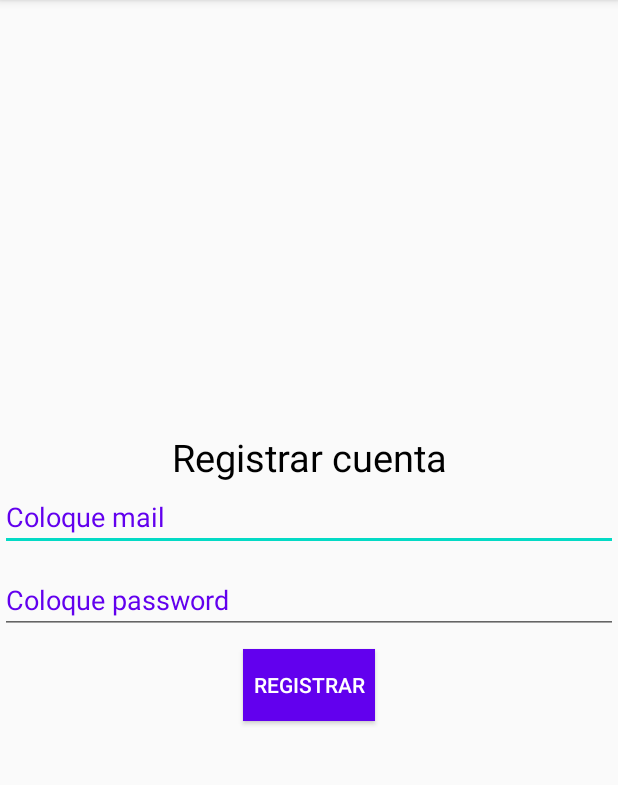
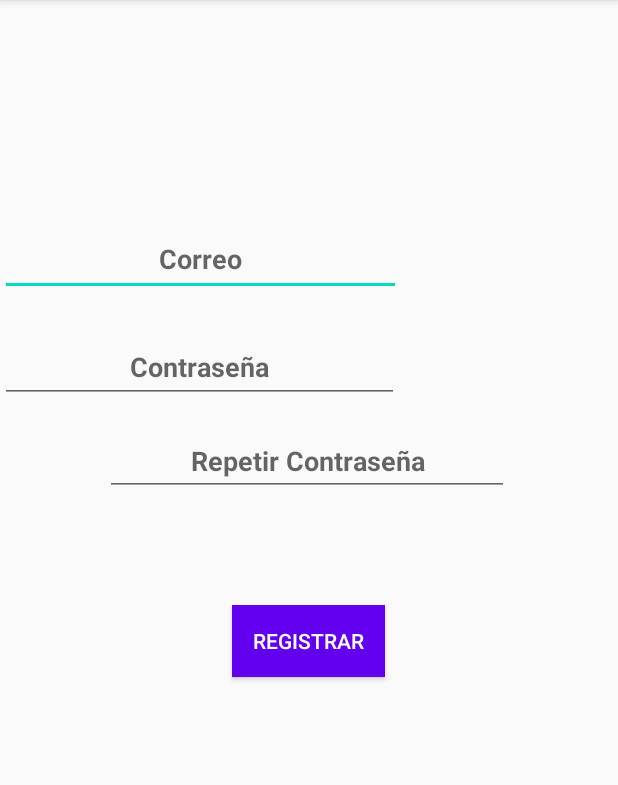
Before and after one commit to compumundohipermegared1/Laboratorio-3, an Android app: the RegistrarActivity screen opened directly, with no data from a screen before it, on a phone screen of 412 x 824 dp, the part 84-869 px from its top. Run offline under Robolectric (Android 15) with nearby library versions, the phone set to English and light mode, and no system bars; our stand-ins replace Firebase (no records; nobody signed in at launch, a user with empty details on screens opened directly); libraries missing offline, so code that uses them is left out: com.basgeekball.awesomevalidation; 3 statements that could not run were skipped.

Commit message:
Recuperar password (falta la integracion de firebase), algunos cambios en las vistas para que ocupen constrain.

```diff
--- a/app/build.gradle
+++ b/app/build.gradle
@@ -36,6 +36,7 @@ dependencies {
     implementation 'com.google.firebase:firebase-auth'
     implementation 'com.basgeekball:awesome-validation:4.3'
     implementation 'com.google.android.gms:play-services-auth:20.0.0'
+    implementation 'com.basgeekball:awesome-validation:4.3'
     testImplementation 'junit:junit:'
     androidTestImplementation 'androidx.test.ext:junit:1.1.3'
     androidTestImplementation 'androidx.test.espresso:espresso-core:3.4.0'
--- a/app/src/main/java/com/example/laboratorio3/RegistrarActivity.java
+++ b/app/src/main/java/com/example/laboratorio3/RegistrarActivity.java
@@ -3,28 +3,20 @@ package com.example.laboratorio3;
 import android.os.Bundle;
 import android.util.Log;
 import android.util.Patterns;
-import android.view.View;
 import android.widget.Button;
 import android.widget.EditText;
 import android.widget.Toast;
 
-import androidx.annotation.NonNull;
 import androidx.appcompat.app.AppCompatActivity;
 
 import com.basgeekball.awesomevalidation.AwesomeValidation;
 import com.basgeekball.awesomevalidation.ValidationStyle;
-import com.google.android.gms.tasks.OnCompleteListener;
-import com.google.android.gms.tasks.Task;
-import com.google.firebase.auth.AuthResult;
 import com.google.firebase.auth.FirebaseAuth;
-import com.google.firebase.auth.FirebaseAuthException;
 import com.google.firebase.auth.FirebaseUser;
-
-import java.util.Objects;
 
 public class RegistrarActivity extends AppCompatActivity {
     private static final String TAG = "RegistrarActivity: ";
-    EditText et_mail,et_pass;
+    EditText et_mail,et_pass,et_passConfirmation;
     Button btn_registrar;
     AwesomeValidation awesomeValidation;
     private FirebaseAuth mAuth;
@@ -38,19 +30,23 @@ public class RegistrarActivity extends AppCompatActivity {
         mAuth = FirebaseAuth.getInstance();
 
         awesomeValidation = new AwesomeValidation(ValidationStyle.BASIC);
-        awesomeValidation.addValidation(this,R.id.et_mail, Patterns.EMAIL_ADDRESS,R.string.invalid_mail);
+        awesomeValidation.addValidation(this,R.id.et_recuperacion_email, Patterns.EMAIL_ADDRESS,R.string.invalid_mail);
         awesomeValidation.addValidation(this,R.id.et_pass,".{6,}",R.string.invalid_password);
 
-        et_mail = findViewById(R.id.et_mail);
+        et_mail = findViewById(R.id.et_recuperacion_email);
         et_pass = findViewById(R.id.et_pass);
+        et_passConfirmation = findViewById(R.id.et_passconfirmation);
         btn_registrar = findViewById(R.id.btn_registrar);
 
         btn_registrar.setOnClickListener(view -> {
 
             String email = et_mail.getText().toString();
             String password = et_pass.getText().toString();
+            String passwordConfirmation = et_passConfirmation.getText().toString();
 
+            if(password.equals(passwordConfirmation)){
             if(awesomeValidation.validate()) {
+
                 FirebaseUser currentUser = mAuth.getCurrentUser();
                 if (currentUser != null) {
                     mAuth.createUserWithEmailAndPassword(email, password)
@@ -69,20 +65,12 @@ public class RegistrarActivity extends AppCompatActivity {
                                     //updateUI(null);
                                 }
                             });
-
-                                /*
-                        if(task.isSuccessful()){
-                            Toast.makeText(RegistrarActivity.this, "Usuario creado con exito", Toast.LENGTH_SHORT).show();
-                            finish();
-                        }else {
-                            String errorCode = ((FirebaseAuthException) Objects.requireNonNull(task.getException())).getErrorCode();
-                            dameToastdeerror(errorCode);
-                        }
-                    });
-                                */
                 }
             }else {
                 Toast.makeText(RegistrarActivity.this, "Completa todos los datos..!!", Toast.LENGTH_SHORT).show();
+            }
+            }else{
+                Toast.makeText(RegistrarActivity.this, "Contraseñas no coinciden,", Toast.LENGTH_SHORT).show();
             }
         });
     }
--- a/app/src/main/res/layout/activity_main.xml
+++ b/app/src/main/res/layout/activity_main.xml
@@ -19,7 +19,7 @@
     </TextView>
 
     <EditText
-        android:id="@+id/et_mail"
+        android:id="@+id/et_recuperacion_email"
         android:layout_width="match_parent"
         android:layout_height="wrap_content"
         android:layout_marginBottom="10dp"
--- a/app/src/main/res/layout/activity_registrar.xml
+++ b/app/src/main/res/layout/activity_registrar.xml
@@ -1,5 +1,5 @@
 <?xml version="1.0" encoding="utf-8"?>
-<LinearLayout xmlns:android="http://schemas.android.com/apk/res/android"
+<androidx.constraintlayout.widget.ConstraintLayout xmlns:android="http://schemas.android.com/apk/res/android"
     xmlns:app="http://schemas.android.com/apk/res-auto"
     xmlns:tools="http://schemas.android.com/tools"
     android:layout_width="match_parent"
@@ -8,50 +8,72 @@
     android:gravity="center"
     tools:context=".RegistrarActivity">
 
-    <TextView
-        android:textSize="25sp"
-        android:textColor="#000"
-        android:gravity="center"
-        android:text="Registrar cuenta"
-        android:layout_width="match_parent"
-        android:layout_height="wrap_content">
-
-    </TextView>
 
     <EditText
-        android:id="@+id/et_mail"
-        android:layout_marginBottom="10dp"
-        android:textColorHint="@color/colorPrimary"
-        android:hint="Coloque mail"
-        android:layout_width="match_parent"
-        android:layout_height="wrap_content">
-
-    </EditText>
+        android:id="@+id/et_recuperacion_email"
+        android:layout_width="267dp"
+        android:layout_height="49dp"
+        android:layout_marginTop="148dp"
+        android:ems="10"
+        android:hint="@string/correo"
+        android:inputType="textEmailAddress"
+        android:minHeight="48dp"
+        android:textAlignment="center"
+        android:textStyle="bold"
+        app:layout_constraintTop_toTopOf="parent"
+        tools:ignore="MissingConstraints"
+        tools:layout_editor_absoluteX="70dp" />
 
     <EditText
         android:id="@+id/et_pass"
-        android:layout_marginBottom="10dp"
-        android:textColorHint="@color/colorPrimary"
-        android:hint="Coloque password"
-        android:layout_width="match_parent"
-        android:layout_height="wrap_content">
+        android:layout_width="266dp"
+        android:layout_height="47dp"
+        android:layout_marginTop="24dp"
+        android:ems="10"
+        android:hint="@string/contrase_a"
 
-    </EditText>
+        android:inputType="textPassword"
+        android:minHeight="48dp"
+        android:textAlignment="center"
+        android:textStyle="bold"
+        app:layout_constraintTop_toBottomOf="@+id/et_recuperacion_email"
+        tools:ignore="MissingConstraints"
+        tools:layout_editor_absoluteX="70dp" />
 
+    <EditText
+        android:id="@+id/et_passconfirmation"
+        android:layout_width="269dp"
+        android:layout_height="46dp"
+        android:layout_marginTop="16dp"
+        android:ems="10"
+        android:hint="@string/repetir_contrase_a"
+
+        android:inputType="textPassword"
+        android:minHeight="48dp"
+        android:textAlignment="center"
+        android:textStyle="bold"
+        app:layout_constraintEnd_toEndOf="parent"
+        app:layout_constraintHorizontal_bias="0.489"
+        app:layout_constraintStart_toStartOf="parent"
+        app:layout_constraintTop_toBottomOf="@+id/et_pass"
+        tools:ignore="MissingConstraints" />
 
     <Button
         android:id="@+id/btn_registrar"
+        android:layout_width="102dp"
+        android:layout_height="wrap_content"
+        android:background="@color/colorPrimary"
+        android:text="@string/registrar"
         android:textColor="#fff"
-        android:text="Registrar"
-        android:background="@color/colorPrimary"
-        android:layout_width="wrap_content"
-        android:layout_height="wrap_content">
+        app:layout_constraintBottom_toBottomOf="parent"
+        app:layout_constraintEnd_toEndOf="parent"
+        app:layout_constraintHorizontal_bias="0.498"
+        app:layout_constraintStart_toStartOf="parent"
+        app:layout_constraintTop_toBottomOf="@+id/et_passconfirmation"
+        app:layout_constraintVertical_bias="0.186">
 
 
     </Button>
 
 
-
-
-
-</LinearLayout>
+</androidx.constraintlayout.widget.ConstraintLayout>
--- a/app/src/main/res/values/strings.xml
+++ b/app/src/main/res/values/strings.xml
@@ -7,4 +7,13 @@
     <string name="iniciar_sesion">Iniciar sesion</string>
     <string name="editar">Editar</string>
     <string name="eliminar">Eliminar</string>
+    <string name="correo">Correo</string>
+    <string name="contrase_a">Contraseña</string>
+    <string name="repetir_contrase_a">Repetir Contraseña</string>
+    <string name="registrar">Registrar</string>
+    <string name="recuperar_password">Recuperar password</string>
+    <string name="coloca_tu_mail_a_recuperar">Coloca tu mail a recuperar</string>
+    <string name="verificar_mail">Verificar mail</string>
+    <string name="recuperar">Recuperar</string>
+    <string name="correo">Correo</string>
 </resources>
```
Also changed, not shown: app/src/main/java/com/example/laboratorio3/MainActivity.java (+7 -5 lines), app/src/main/java/com/example/laboratorio3/recuperarPassActivity.java (+25 -0 lines), app/src/main/res/layout/activity_recuperar_pass.xml (+37 -32 lines).
